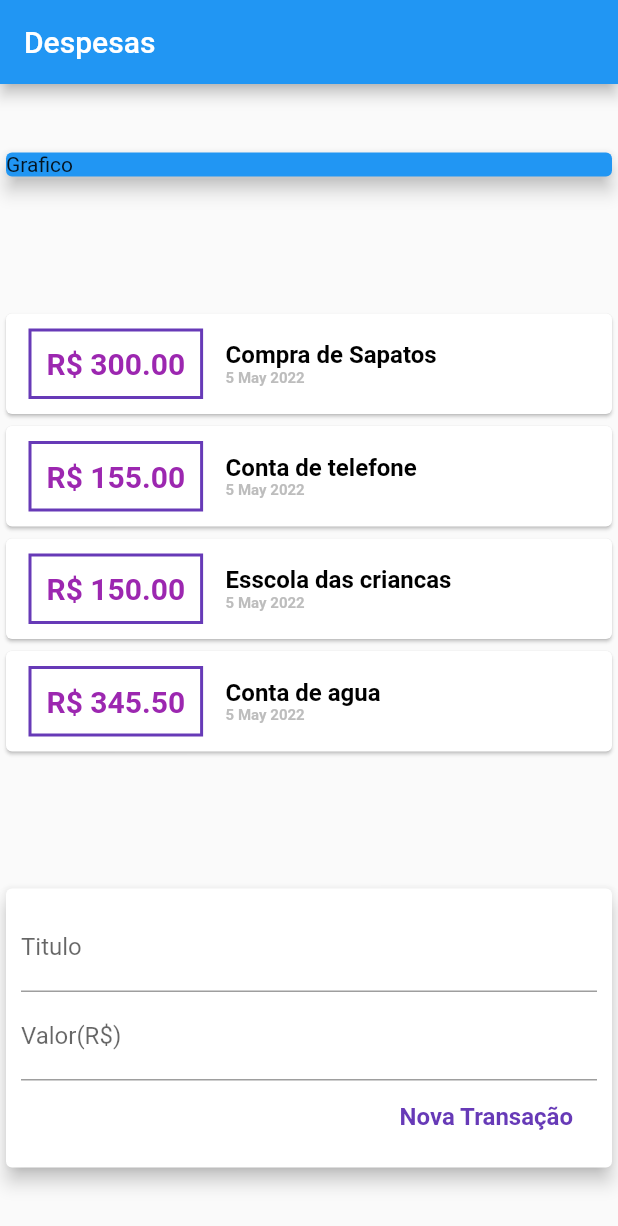
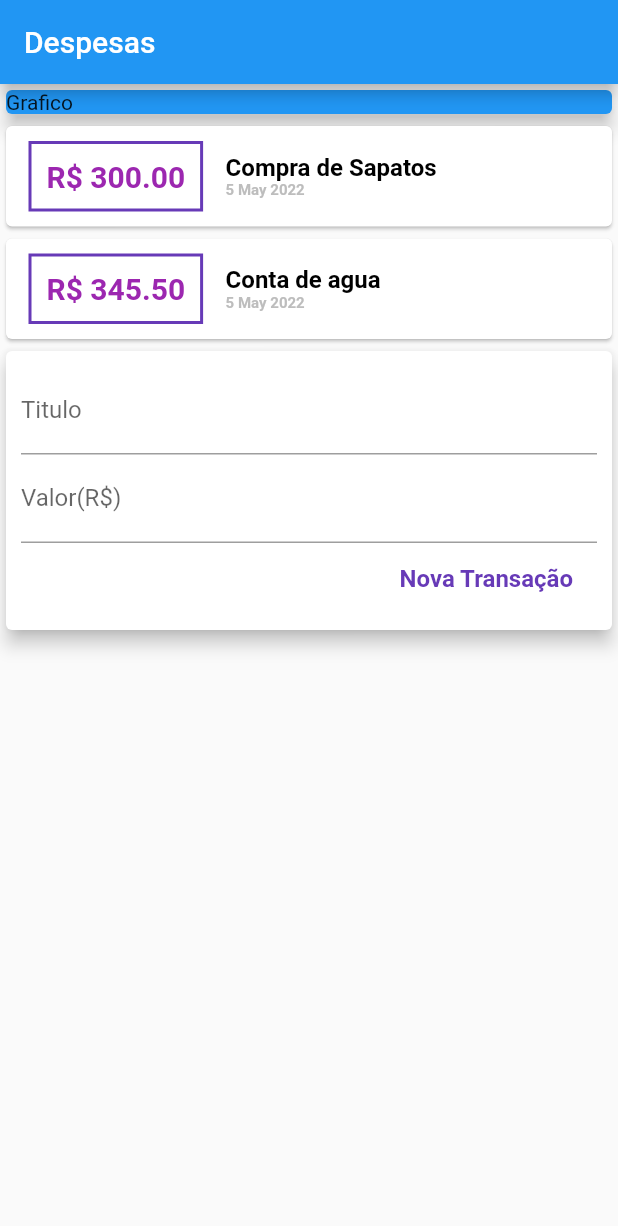
Before and after one commit to Wallace82/expense, a Flutter app: the screen it shows after launch, on a phone screen of 412 x 824 dp. Shown: the top 1226 px of the screen. Run offline on Flutter 3.47's test engine with Material 2 defaults, Android fonts, the phone set to English and light mode, and no system bars.

Commit message:
4 - Refatorando e criando componentes

```diff
--- /dev/null
+++ b/lib/components/transaction_form.dart
@@ -0,0 +1,52 @@
+import 'package:flutter/material.dart';
+
+class TransactionForm extends StatelessWidget {
+
+  final titleController = TextEditingController();
+  final valueController = TextEditingController();
+
+  @override
+  Widget build(BuildContext context) {
+    return Card(
+      elevation: 5,
+      child: Padding(
+        padding: const EdgeInsets.all(10),
+        child: Column(
+          children: [
+            TextField(
+              controller: titleController,
+              decoration: InputDecoration(
+                labelText: 'Titulo',
+              ),
+            ),
+            TextField(
+              controller: valueController,
+              decoration: InputDecoration(
+                labelText: 'Valor(R\$)',
+              ),
+            ),
+            Row(
+              mainAxisAlignment: MainAxisAlignment.end,
+              children: [
+                FlatButton(
+                  onPressed: (){
+                    print(titleController.text);
+                    print(valueController.text);
+                  },
+                  child: Text(
+                    'Nova Transação',
+                    style: TextStyle(
+                        fontWeight: FontWeight.bold,
+                        fontSize: 16,
+                        color: Colors.deepPurple
+                    ),
+                  ),
+                ),
+              ],
+            ),
+          ],
+        ),
+      ),
+    );
+  }
+}
--- /dev/null
+++ b/lib/components/transaction_list.dart
@@ -0,0 +1,67 @@
+import 'package:expense/models/transaction.dart';
+import 'package:flutter/material.dart';
+import 'package:intl/intl.dart';
+
+class TransactionList extends StatelessWidget {
+
+  final List<Transaction> transactions;
+
+  TransactionList(this.transactions);
+
+  @override
+  Widget build(BuildContext context) {
+    return Column(
+      children: transactions.map((tr)  {
+        return Card(
+            child: Row(
+              children: [
+                Container(
+                  margin:EdgeInsets.symmetric(
+                      horizontal: 15,
+                      vertical: 10
+                  ),
+                  decoration: BoxDecoration(
+                    border: Border.all(
+                      color: Colors.deepPurple,
+                      width: 2,
+                    ),
+
+                  ),
+                  padding: EdgeInsets.all(10),
+                  child: Text(
+                    'R\$ ${tr.value.toStringAsFixed(2)}',
+                    style: TextStyle(
+                      fontWeight: FontWeight.bold,
+                      fontSize: 20,
+                      color: Colors.purple,
+                    ),
+                  ),
+                ),
+                Column(
+                  crossAxisAlignment: CrossAxisAlignment.start,
+                  children: [
+                    Text(
+                      tr.title,
+                      style: const TextStyle(
+                        fontWeight: FontWeight.bold,
+                        fontSize: 16,
+                        color: Colors.black,
+                      ),
+                    ),
+                    Text(
+                      DateFormat('d MMM y').format(tr.date),
+                      style: TextStyle(
+                        fontWeight: FontWeight.bold,
+                        fontSize: 10,
+                        color: Colors.grey[400],
+                      ),
+                    )
+                  ],
+                )
+              ],
+            )
+        );
+      }).toList(),
+    );
+  }
+}
--- /dev/null
+++ b/lib/components/transaction_user.dart
@@ -0,0 +1,37 @@
+import 'package:expense/models/transaction.dart';
+import 'package:flutter/material.dart';
+import 'package:expense/components/transaction_form.dart';
+import 'package:expense/components/transaction_list.dart';
+
+class TransactionUser extends StatefulWidget {
+  @override
+  _TransactionUserState createState() => _TransactionUserState();
+}
+
+class _TransactionUserState extends State<TransactionUser> {
+
+  final _listTrasaction = [
+    Transaction(
+        id: '1',
+        title: 'Compra de Sapatos',
+        value: 300.0,
+        date: DateTime.now()
+    ),
+    Transaction(
+        id: '2',
+        title: 'Conta de agua',
+        value: 345.50,
+        date: DateTime.now()
+    ),
+  ];
+
+  @override
+  Widget build(BuildContext context) {
+    return Column(
+      children: [
+        TransactionList(_listTrasaction),
+        TransactionForm(),
+      ],
+    );
+  }
+}
--- a/lib/main.dart
+++ b/lib/main.dart
@@ -1,6 +1,5 @@
-import 'package:expense/models/transaction.dart';
+import 'package:expense/components/transaction_user.dart';
 import 'package:flutter/material.dart';
-import 'package:intl/intl.dart';
 
 main() => runApp(ExpensesApp());
 
@@ -18,42 +17,14 @@ class ExpensesApp extends StatelessWidget {
 class MyHomePage extends StatelessWidget {
 
 
+
   @override
   Widget build(BuildContext context) {
-    final _listTrasaction = [
-      Transaction(
-          id: '1',
-          title: 'Compra de Sapatos',
-          value: 300.0,
-          date: DateTime.now()
-      ),
-      Transaction(
-          id: '2',
-          title: 'Conta de telefone',
-          value: 155.0,
-          date: DateTime.now()
-      ),
-      Transaction(
-          id: '2',
-          title: 'Esscola das criancas',
-          value: 150.0,
-          date: DateTime.now()
-      ),
-      Transaction(
-          id: '2',
-          title: 'Conta de agua',
-          value: 345.50,
-          date: DateTime.now()
-      ),
-    ];
-
-
     return Scaffold(
       appBar: AppBar(
         title: Text('Despesas'),
       ),
       body: Column(
-        mainAxisAlignment: MainAxisAlignment.spaceAround,
         crossAxisAlignment: CrossAxisAlignment.stretch,
         children: [
           Container(
@@ -64,95 +35,7 @@ class MyHomePage extends StatelessWidget {
               elevation: 5,
             ),
           ),
-          Column(
-            children: _listTrasaction.map((tr)  {
-                return Card(
-                  child: Row(
-                    children: [
-                      Container(
-                        margin:EdgeInsets.symmetric(
-                          horizontal: 15,
-                          vertical: 10
-                        ),
-                        decoration: BoxDecoration(
-                          border: Border.all(
-                            color: Colors.deepPurple,
-                            width: 2,
-                          ),
-
-                        ),
-                        padding: EdgeInsets.all(10),
-                        child: Text(
-                            'R\$ ${tr.value.toStringAsFixed(2)}',
-                            style: TextStyle(
-                            fontWeight: FontWeight.bold,
-                            fontSize: 20,
-                            color: Colors.purple,
-                          ),
-                        ),
-                      ),
-                      Column(
-                        crossAxisAlignment: CrossAxisAlignment.start,
-                        children: [
-                          Text(
-                            tr.title,
-                            style: const TextStyle(
-                            fontWeight: FontWeight.bold,
-                            fontSize: 16,
-                            color: Colors.black,
-                          ),
-                          ),
-                          Text(
-                              DateFormat('d MMM y').format(tr.date),
-                            style: TextStyle(
-                              fontWeight: FontWeight.bold,
-                              fontSize: 10,
-                              color: Colors.grey[400],
-                            ),
-                          )
-                        ],
-                      )
-                    ],
-                  )
-                  );
-                }).toList(),
-         ),
-          Card(
-            elevation: 5,
-            child: Padding(
-              padding: const EdgeInsets.all(10),
-              child: Column(
-                children: [
-                  TextField(
-                    decoration: InputDecoration(
-                      labelText: 'Titulo',
-                    ),
-                  ),
-                  TextField(
-                    decoration: InputDecoration(
-                      labelText: 'Valor(R\$)',
-                    ),
-                  ),
-                  Row(
-                    mainAxisAlignment: MainAxisAlignment.end,
-                    children: [
-                      FlatButton(
-                          onPressed: ()=>{},
-                          child: Text(
-                              'Nova Transação',
-                                style: TextStyle(
-                                fontWeight: FontWeight.bold,
-                                fontSize: 16,
-                                color: Colors.deepPurple
-                                ),
-                          ),
-                      ),
-                    ],
-                  ),
-                ],
-              ),
-            ),
-          )
+          TransactionUser(),
           ],
       ),
     );
```
